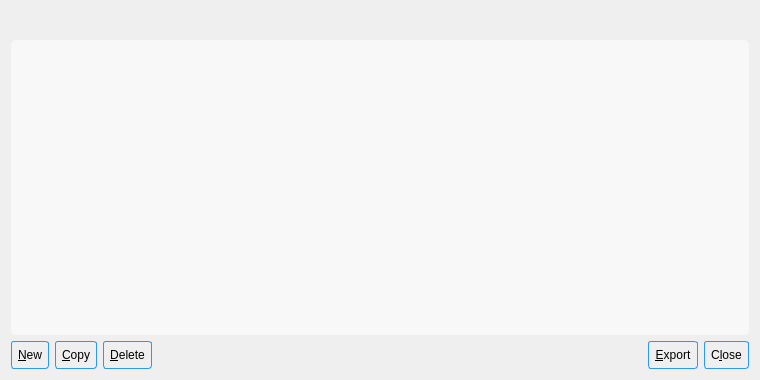
First picture: the form in src/qt/forms/addressbookpage.ui, repository ecoinchain/ecoin, before the edit.
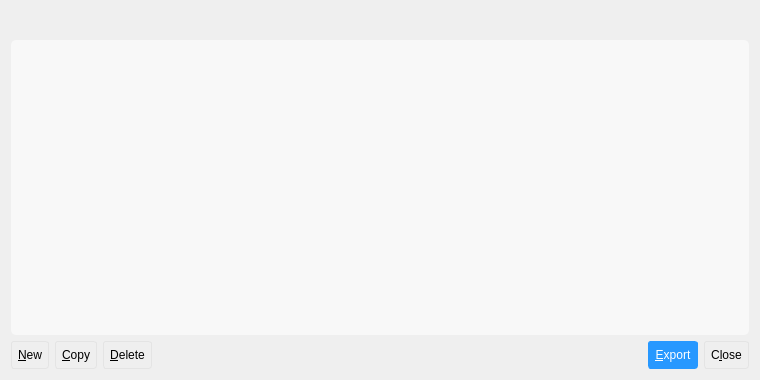
Second picture: the form after the edit. Icons and pictures are not drawn.

Diff of the .ui file:
```diff
--- a/src/qt/forms/addressbookpage.ui
+++ b/src/qt/forms/addressbookpage.ui
@@ -41,8 +41,9 @@
 
 QPushButton {
 background: #FFFFF;
+color: #000000;
 border-radius: 3px;
-border: 1px solid #2798FF;
+border: 1px solid #E4E4E4;
 border-radius: 3px;
 padding: 6px;
 }
@@ -55,9 +56,17 @@
 }
 
 QPushButton[flat=false] {
-border: 1px solid #BAC1C4;
+border: 1px solid rgb(39, 152, 255);
 
-background: #BAC1C4;
+background: #ffffff;
+color: rgb(39, 152, 255);
+
+}
+
+#exportButton {
+border: 1px solid rgb(39, 152, 255);
+color: #ffffff;
+background: rgb(39, 152, 255);
 }
 
 QPushButton:pressed {
```
Left out of the diff: 2 changed lines with no effect on the pictures.
